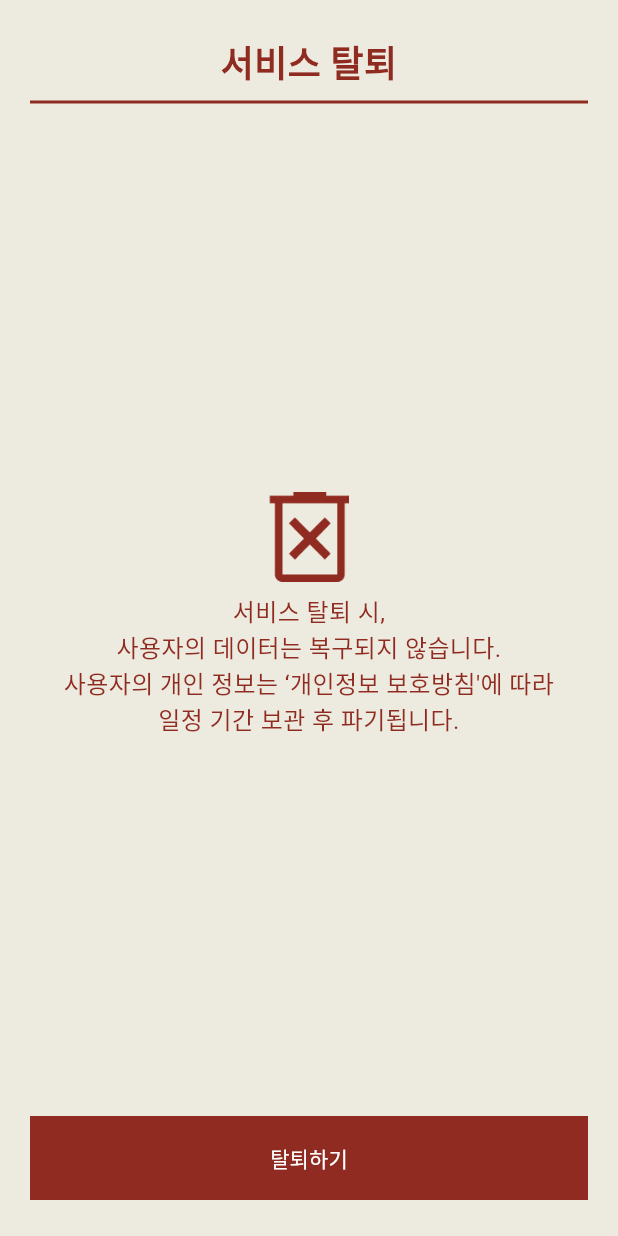
After one commit to team-peekabook/Peekabook-web, a Flutter app: the WithdrawPage screen opened directly, on a phone screen of 412 x 824 dp. The commit adds this screen. Run offline on Flutter 3.47's test engine with Material 3 defaults, Android fonts, the phone set to English and light mode, and no system bars.

Commit message:
feat: withdraw ui

```diff
--- a/lib/Strings.dart
+++ b/lib/Strings.dart
@@ -9,4 +9,8 @@ class Strings {
   static const String privacyPolicyUrl =
       'https://interesting-door-b57.notion.site/0875e3fa416042e7b0e5c4f556fdc2c3';
   static const String notRegistered = '앗, 회원이 아니에요.';
+  static const String withdrawTitle = '서비스 탈퇴';
+  static const String withdrawDescription =
+      '서비스 탈퇴 시,\n사용자의 데이터는 복구되지 않습니다.\n사용자의 개인 정보는 \‘개인정보 보호방침\'에 따라\n일정 기간 보관 후 파기됩니다.';
+  static const String withdrawButton = '탈퇴하기';
 }
--- a/lib/appColors.dart
+++ b/lib/colors.dart
@@ -5,4 +5,6 @@ class AppColors {
   static const Color g1 = Color(0xFFA4A4A4);
   static const Color g2 = Color(0xFF8E8E8E);
   static const Color red60 = Color(0x99902b21);
+  static const Color red = Color(0xFF902B21);
+  static const Color white = Color(0xFFFFFFFF);
 }
--- a/lib/login.dart
+++ b/lib/login.dart
@@ -1,6 +1,7 @@
 import 'package:flutter/material.dart';
-import 'package:peeka/appColors.dart';
+import 'package:peeka/colors.dart';
 import 'package:peeka/strings.dart';
+import 'package:peeka/withdraw.dart';
 import 'package:url_launcher/url_launcher.dart';
 
 import 'notRegistered.dart';
@@ -35,7 +36,7 @@ class LoginPage extends StatelessWidget {
                         Navigator.push(
                           context,
                           MaterialPageRoute(
-                              builder: (context) => NotRegisteredPage()),
+                              builder: (context) => WithdrawPage()),
                         );
                       },
                       child: Image.asset(
--- a/lib/notRegistered.dart
+++ b/lib/notRegistered.dart
@@ -1,6 +1,6 @@
 import 'package:flutter/material.dart';
 
-import 'appColors.dart';
+import 'colors.dart';
 import 'strings.dart';
 
 class NotRegisteredPage extends StatelessWidget {
--- /dev/null
+++ b/lib/withdraw.dart
@@ -0,0 +1,69 @@
+import 'package:flutter/material.dart';
+import 'package:peeka/colors.dart';
+import 'package:peeka/strings.dart';
+
+class WithdrawPage extends StatelessWidget {
+  @override
+  Widget build(BuildContext context) {
+    return Scaffold(
+      backgroundColor: AppColors.beige,
+      body: SafeArea(
+        child: Padding(
+          padding: const EdgeInsets.symmetric(horizontal: 20, vertical: 24),
+          child: Column(
+            mainAxisAlignment: MainAxisAlignment.spaceBetween,
+            children: <Widget>[
+              const Column(
+                children: [
+                  Text(
+                    Strings.withdrawTitle,
+                    style: TextStyle(
+                        fontSize: 24,
+                        fontWeight: FontWeight.bold,
+                        color: AppColors.red),
+                  ),
+                  Divider(color: AppColors.red, thickness: 2),
+                ],
+              ),
+              Column(
+                children: [
+                  Image.asset(
+                    'assets/images/ic_trash.png',
+                    width: 60,
+                    height: 60,
+                  ),
+                  const SizedBox(height: 8),
+                  const Text(
+                    Strings.withdrawDescription,
+                    textAlign: TextAlign.center,
+                    style: TextStyle(fontSize: 16, color: AppColors.red),
+                  ),
+                ],
+              ),
+              SizedBox(
+                height: 56,
+                width: double.infinity,
+                child: TextButton(
+                  onPressed: () {
+                    // TODO: deleteUser()
+                  },
+                  style: TextButton.styleFrom(
+                    backgroundColor: AppColors.red,
+                    padding: const EdgeInsets.symmetric(vertical: 15),
+                    shape: const RoundedRectangleBorder(
+                      borderRadius: BorderRadius.zero,
+                    ),
+                  ),
+                  child: const Text(
+                    Strings.withdrawButton,
+                    style: TextStyle(color: AppColors.white),
+                  ),
+                ),
+              ),
+            ],
+          ),
+        ),
+      ),
+    );
+  }
+}
--- a/pubspec.yaml
+++ b/pubspec.yaml
@@ -58,6 +58,7 @@ flutter:
     - assets/images/ic_kakao_login.png
     - assets/images/ic_sad.png
     - assets/images/ic_title_logo.png
+    - assets/images/ic_trash.png
 
   # The following line ensures that the Material Icons font is
   # included with your application, so that you can use the icons in
```
Also changed, not shown: assets/images/ic_trash.png (added).
